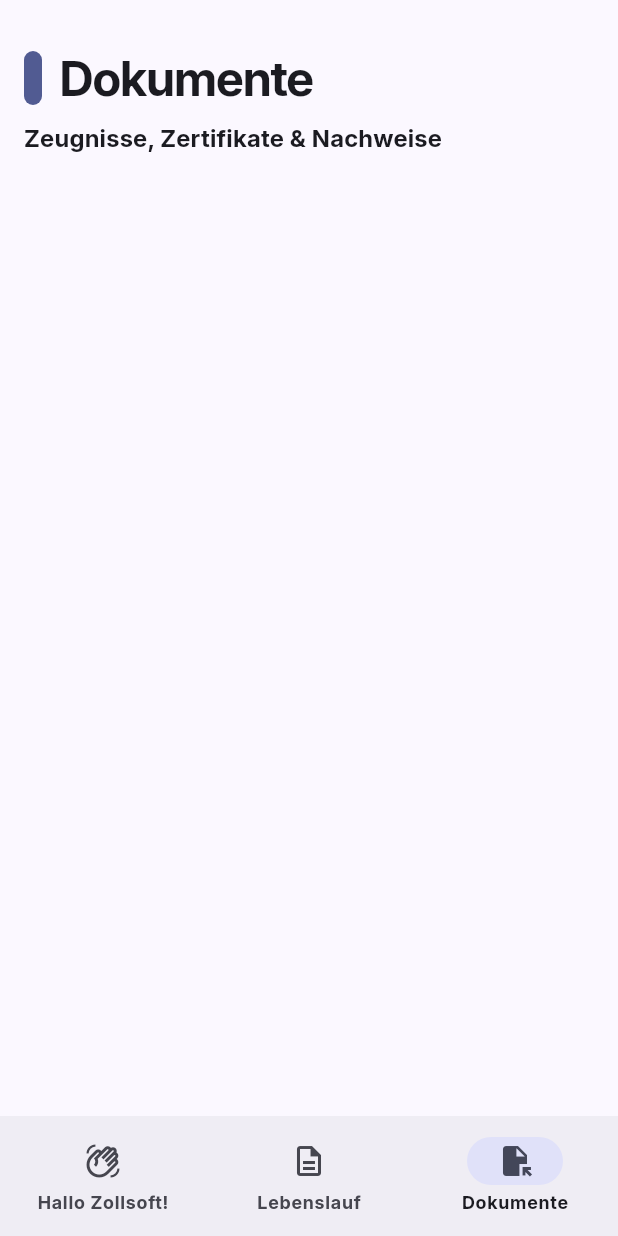
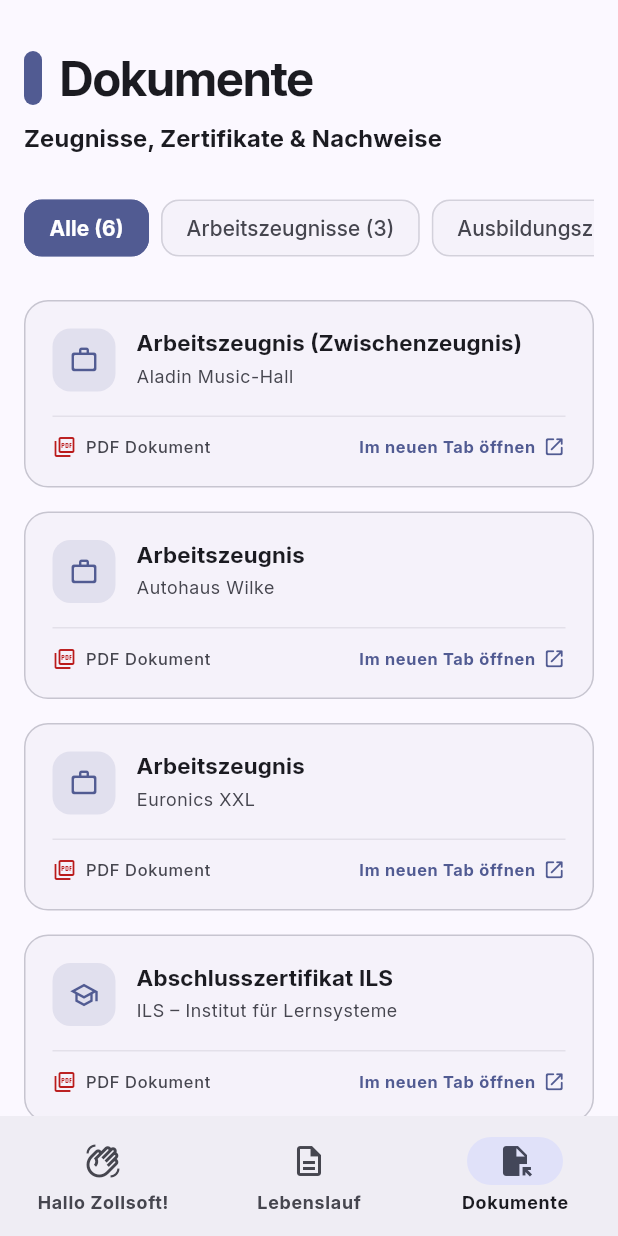
Before and after one commit to fynngerdes/bewerbung_zollsoft, a Flutter app: the DocumentsPage screen opened by its route, on a phone screen of 412 x 824 dp. Run offline on Flutter 3.47's test engine with Material 3 defaults, Android fonts, the phone set to English and light mode, and no system bars; our stand-ins replace flutter_riverpod, go_router, riverpod_annotation; generated files the repository leaves out were written again; network calls fail.

Commit message:
feat: implement document browser with card widgets and PDF viewing support

```diff
--- /dev/null
+++ b/lib/documents/data/documents_data.dart
@@ -0,0 +1,47 @@
+import '../models/document_entry_model.dart';
+
+abstract class DocumentsData {
+  static const List<DocumentEntry> allDocuments = [
+    // 1. Arbeitszeugnisse
+    DocumentEntry(
+      title: 'Arbeitszeugnis (Zwischenzeugnis)',
+      institution: 'Aladin Music-Hall',
+      category: DocumentCategory.employment,
+      assetPath: 'assets/documents/rechnung.pdf',
+    ),
+    DocumentEntry(
+      title: 'Arbeitszeugnis',
+      institution: 'Autohaus Wilke',
+      category: DocumentCategory.employment,
+      assetPath: 'assets/documents/rechnung.pdf',
+    ),
+    DocumentEntry(
+      title: 'Arbeitszeugnis',
+      institution: 'Euronics XXL',
+      category: DocumentCategory.employment,
+      assetPath: 'assets/documents/rechnung.pdf',
+    ),
+
+    // 2. Ausbildungszeugnisse
+    DocumentEntry(
+      title: 'Abschlusszertifikat ILS',
+      institution: 'ILS – Institut für Lernsysteme',
+      category: DocumentCategory.education,
+      assetPath: 'assets/documents/rechnung.pdf',
+    ),
+    DocumentEntry(
+      title: 'IHK Prüfungs- & Ausbildungszeugnis',
+      institution: 'Euronics XXL / IHK',
+      category: DocumentCategory.education,
+      assetPath: 'assets/documents/rechnung.pdf',
+    ),
+
+    // 3. Sonstige
+    DocumentEntry(
+      title: 'Musterdokument & Beleg (Demo)',
+      institution: 'Zollsoft Bewerbungsunterlagen',
+      category: DocumentCategory.other,
+      assetPath: 'assets/documents/rechnung.pdf',
+    ),
+  ];
+}
--- /dev/null
+++ b/lib/documents/models/document_entry_model.dart
@@ -0,0 +1,25 @@
+import 'package:flutter/material.dart';
+
+enum DocumentCategory {
+  employment(label: 'Arbeitszeugnisse', icon: Icons.work_outline_rounded),
+  education(label: 'Ausbildungszeugnisse', icon: Icons.school_outlined),
+  other(label: 'Sonstige', icon: Icons.description_outlined);
+
+  final String label;
+  final IconData icon;
+  const DocumentCategory({required this.label, required this.icon});
+}
+
+class DocumentEntry {
+  final String title;
+  final String institution;
+  final DocumentCategory category;
+  final String assetPath;
+
+  const DocumentEntry({
+    required this.title,
+    required this.institution,
+    required this.category,
+    required this.assetPath,
+  });
+}
--- a/lib/documents/pages/documents_page.dart
+++ b/lib/documents/pages/documents_page.dart
@@ -1,14 +1,34 @@
 import 'package:bewerbung_zollsoft/common_widgets/heading_indicator_with_title_widget.dart';
 import 'package:flutter/material.dart';
+import '../data/documents_data.dart';
+import '../models/document_entry_model.dart';
+import '../widgets/document_card_widget.dart';
 
-class DocumentsPage extends StatelessWidget {
+class DocumentsPage extends StatefulWidget {
   const DocumentsPage({super.key});
+
+  @override
+  State<DocumentsPage> createState() => _DocumentsPageState();
+}
+
+class _DocumentsPageState extends State<DocumentsPage> {
+  DocumentCategory? _selectedCategory; // null = Alle
+
+  List<DocumentEntry> get _filteredDocuments {
+    if (_selectedCategory == null) {
+      return DocumentsData.allDocuments;
+    }
+    return DocumentsData.allDocuments
+        .where((doc) => doc.category == _selectedCategory)
+        .toList();
+  }
 
   @override
   Widget build(BuildContext context) {
     final width = MediaQuery.sizeOf(context).width;
     final isMobile = width < 800;
     final theme = Theme.of(context);
+
     return SingleChildScrollView(
       child: Center(
         child: Container(
@@ -20,16 +40,138 @@
           child: Column(
             crossAxisAlignment: CrossAxisAlignment.start,
             children: [
+              ..._buildHeader(theme),
+              const SizedBox(height: 24),
+              _buildCategoryFilter(theme),
+              const SizedBox(height: 24),
+              _buildDocumentList(isMobile),
+            ],
+          ),
+        ),
+      ),
+    );
+  }
+
+  List<Widget> _buildHeader(ThemeData theme) {
+    return [
       const HeadingIndicatorWithTitleWidget(title: 'Dokumente'),
       const SizedBox(height: 8),
       Text(
         'Zeugnisse, Zertifikate & Nachweise',
         style: theme.textTheme.titleMedium,
       ),
+    ];
+  }
+
+  Widget _buildCategoryFilter(ThemeData theme) {
+    return SingleChildScrollView(
+      scrollDirection: Axis.horizontal,
+      child: Row(
+        children: [
+          // "Alle" Filter
+          _buildFilterChip(
+            theme: theme,
+            label: 'Alle',
+            count: DocumentsData.allDocuments.length,
+            isSelected: _selectedCategory == null,
+            onSelected: () => setState(() => _selectedCategory = null),
+          ),
+          const SizedBox(width: 8),
+          ...DocumentCategory.values.map((category) {
+            final count = DocumentsData.allDocuments
+                .where((d) => d.category == category)
+                .length;
+            return Padding(
+              padding: const EdgeInsets.only(right: 8.0),
+              child: _buildFilterChip(
+                theme: theme,
+                label: category.label,
+                count: count,
+                isSelected: _selectedCategory == category,
+                onSelected: () => setState(() => _selectedCategory = category),
+              ),
+            );
+          }),
         ],
       ),
+    );
+  }
+
+  Widget _buildFilterChip({
+    required ThemeData theme,
+    required String label,
+    required int count,
+    required bool isSelected,
+    required VoidCallback onSelected,
+  }) {
+    return FilterChip(
+      selected: isSelected,
+      showCheckmark: false,
+      label: Text('$label ($count)'),
+      labelStyle: TextStyle(
+        fontWeight: isSelected ? FontWeight.bold : FontWeight.w500,
+        color: isSelected
+            ? theme.colorScheme.onPrimary
+            : theme.colorScheme.onSurfaceVariant,
+      ),
+      backgroundColor: theme.colorScheme.surfaceContainerLow,
+      selectedColor: theme.colorScheme.primary,
+      side: BorderSide(
+        color: isSelected
+            ? theme.colorScheme.primary
+            : theme.colorScheme.outlineVariant.withValues(alpha: 0.5),
+      ),
+      shape: RoundedRectangleBorder(borderRadius: BorderRadius.circular(12)),
+      onSelected: (_) => onSelected(),
+    );
+  }
+
+  Widget _buildDocumentList(bool isMobile) {
+    final docs = _filteredDocuments;
+
+    if (docs.isEmpty) {
+      return Center(
+        child: Padding(
+          padding: const EdgeInsets.symmetric(vertical: 48.0),
+          child: Column(
+            children: [
+              const Icon(Icons.folder_open_outlined, size: 48),
+              const SizedBox(height: 12),
+              Text(
+                'Keine Dokumente in dieser Kategorie vorhanden',
+                style: Theme.of(context).textTheme.bodyMedium,
+              ),
+            ],
           ),
         ),
       );
     }
+
+    if (isMobile) {
+      return Column(
+        children: docs.map((document) {
+          return Padding(
+            padding: const EdgeInsets.only(bottom: 16.0),
+            child: DocumentCardWidget(document: document),
+          );
+        }).toList(),
+      );
     }
+
+    return LayoutBuilder(
+      builder: (context, constraints) {
+        final double itemWidth = (constraints.maxWidth - 20) / 2;
+        return Wrap(
+          spacing: 20,
+          runSpacing: 20,
+          children: docs.map((document) {
+            return SizedBox(
+              width: itemWidth,
+              child: DocumentCardWidget(document: document),
+            );
+          }).toList(),
+        );
+      },
+    );
+  }
+}
--- /dev/null
+++ b/lib/documents/services/document_open_service.dart
@@ -0,0 +1,13 @@
+import 'package:flutter/foundation.dart';
+import 'package:url_launcher/url_launcher.dart';
+
+abstract class DocumentOpenService {
+  static Future<void> openInNewTab(String assetPath) async {
+    try {
+      final uri = Uri.parse(assetPath);
+      await launchUrl(uri, webOnlyWindowName: '_blank');
+    } catch (e) {
+      debugPrint('Fehler beim Öffnen des Dokuments: $e');
+    }
+  }
+}
--- /dev/null
+++ b/lib/documents/widgets/document_card_widget.dart
@@ -0,0 +1,164 @@
+import 'package:flutter/material.dart';
+import '../models/document_entry_model.dart';
+import '../services/document_open_service.dart';
+
+class DocumentCardWidget extends StatefulWidget {
+  const DocumentCardWidget({super.key, required this.document});
+
+  final DocumentEntry document;
+
+  @override
+  State<DocumentCardWidget> createState() => _DocumentCardWidgetState();
+}
+
+class _DocumentCardWidgetState extends State<DocumentCardWidget> {
+  bool _isHovered = false;
+
+  void _openDocument() {
+    DocumentOpenService.openInNewTab(widget.document.assetPath);
+  }
+
+  @override
+  Widget build(BuildContext context) {
+    final theme = Theme.of(context);
+    final primaryColor = theme.colorScheme.primary;
+
+    return MouseRegion(
+      cursor: SystemMouseCursors.click,
+      onEnter: (_) => setState(() => _isHovered = true),
+      onExit: (_) => setState(() => _isHovered = false),
+      child: GestureDetector(
+        onTap: _openDocument,
+        child: AnimatedContainer(
+          duration: const Duration(milliseconds: 180),
+          decoration: BoxDecoration(
+            color: _isHovered
+                ? theme.colorScheme.surfaceContainer
+                : theme.colorScheme.surfaceContainerLow,
+            borderRadius: BorderRadius.circular(16),
+            border: Border.all(
+              color: _isHovered
+                  ? primaryColor.withValues(alpha: 0.55)
+                  : theme.colorScheme.outlineVariant,
+              width: _isHovered ? 1.5 : 1,
+            ),
+            boxShadow: _isHovered
+                ? [
+                    BoxShadow(
+                      color: primaryColor.withValues(alpha: 0.08),
+                      blurRadius: 14,
+                      offset: const Offset(0, 4),
+                    ),
+                  ]
+                : [],
+          ),
+          child: Padding(
+            padding: const EdgeInsets.all(18),
+            child: Column(
+              crossAxisAlignment: CrossAxisAlignment.start,
+              children: [
+                // Header: Kategorie-Icon, Titel & Institution
+                Row(
+                  crossAxisAlignment: CrossAxisAlignment.start,
+                  children: [
+                    Container(
+                      width: 42,
+                      height: 42,
+                      decoration: BoxDecoration(
+                        color: primaryColor.withValues(alpha: 0.12),
+                        borderRadius: BorderRadius.circular(12),
+                      ),
+                      child: Icon(
+                        widget.document.category.icon,
+                        color: primaryColor,
+                        size: 20,
+                      ),
+                    ),
+                    const SizedBox(width: 14),
+                    Expanded(
+                      child: Column(
+                        crossAxisAlignment: CrossAxisAlignment.start,
+                        children: [
+                          Text(
+                            widget.document.title,
+                            style: theme.textTheme.titleMedium?.copyWith(
+                              fontWeight: FontWeight.bold,
+                              fontSize: 15,
+                              height: 1.3,
+                            ),
+                            maxLines: 2,
+                            overflow: TextOverflow.ellipsis,
+                          ),
+                          const SizedBox(height: 4),
+                          Text(
+                            widget.document.institution,
+                            style: theme.textTheme.bodySmall?.copyWith(
+                              color: theme.colorScheme.onSurfaceVariant,
+                            ),
+                            maxLines: 1,
+                            overflow: TextOverflow.ellipsis,
+                          ),
+                        ],
+                      ),
+                    ),
+                  ],
+                ),
+                const SizedBox(height: 16),
+                Divider(
+                  height: 1,
+                  color: theme.colorScheme.outlineVariant.withValues(
+                    alpha: 0.4,
+                  ),
+                ),
+                const SizedBox(height: 12),
+
+                // Footer: PDF Label & Aktion
+                Row(
+                  mainAxisAlignment: MainAxisAlignment.spaceBetween,
+                  children: [
+                    Row(
+                      mainAxisSize: MainAxisSize.min,
+                      children: [
+                        Icon(
+                          Icons.picture_as_pdf_outlined,
+                          size: 16,
+                          color: theme.colorScheme.error,
+                        ),
+                        const SizedBox(width: 6),
+                        Text(
+                          'PDF Dokument',
+                          style: theme.textTheme.labelSmall?.copyWith(
+                            color: theme.colorScheme.onSurfaceVariant,
+                            fontWeight: FontWeight.w500,
+                          ),
+                        ),
+                      ],
+                    ),
+                    Row(
+                      mainAxisSize: MainAxisSize.min,
+                      children: [
+                        Text(
+                          'Im neuen Tab öffnen',
+                          style: theme.textTheme.labelSmall?.copyWith(
+                            color: primaryColor,
+                            fontWeight: FontWeight.bold,
+                          ),
+                        ),
+                        const SizedBox(width: 5),
+                        Icon(
+                          Icons.open_in_new_rounded,
+                          size: 15,
+                          color: primaryColor,
+                        ),
+                      ],
+                    ),
+                  ],
+                ),
+              ],
+            ),
+          ),
+        ),
+      ),
+    );
+  }
+}
--- a/pubspec.yaml
+++ b/pubspec.yaml
@@ -41,7 +41,6 @@
   animations: ^2.2.0
   url_launcher: ^6.3.2
   http: ^1.6.0
-
 dev_dependencies:
   flutter_test:
     sdk: flutter
@@ -60,6 +59,7 @@
 
   assets:
     - assets/images/
+    - assets/documents/
 
   fonts:
     - family: Inter
```
Also changed, not shown: 1 other file. Lines whose indentation alone changed are shown as unchanged.
